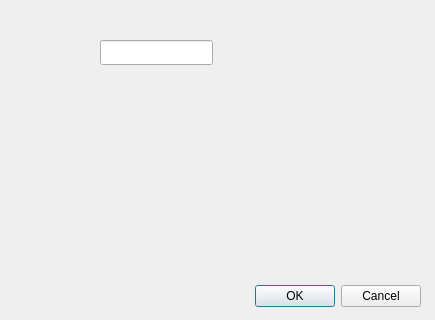
Qt form ui/config.ui (ihewitt/poolviewer) before a commit.
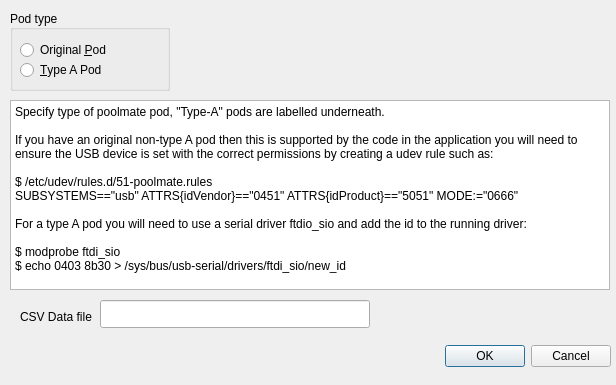
The same form after that commit.

Commit message: Add config to enable switching pod types.

The edit to the form file:
```diff
--- a/ui/config.ui
+++ b/ui/config.ui
@@ -6,8 +6,8 @@
    <rect>
     <x>0</x>
     <y>0</y>
-    <width>435</width>
-    <height>320</height>
+    <width>616</width>
+    <height>385</height>
    </rect>
   </property>
   <property name="windowTitle">
@@ -16,8 +16,8 @@
   <widget class="QDialogButtonBox" name="buttonBox">
    <property name="geometry">
     <rect>
-     <x>80</x>
-     <y>280</y>
+     <x>270</x>
+     <y>340</y>
      <width>341</width>
      <height>32</height>
     </rect>
@@ -29,14 +29,102 @@
     <set>QDialogButtonBox::Cancel|QDialogButtonBox::Ok</set>
    </property>
   </widget>
-  <widget class="QLineEdit" name="lineEdit">
+  <widget class="QGroupBox" name="groupBox">
+   <property name="geometry">
+    <rect>
+     <x>10</x>
+     <y>10</y>
+     <width>160</width>
+     <height>81</height>
+    </rect>
+   </property>
+   <property name="toolTip">
+    <string>&lt;html&gt;&lt;head/&gt;&lt;body&gt;&lt;p&gt;Swimovate poolmate pod type.&lt;/p&gt;&lt;p&gt;Type A pods have a &amp;quot;Type A&amp;quot; sticker underneath.&lt;/p&gt;&lt;/body&gt;&lt;/html&gt;</string>
+   </property>
+   <property name="title">
+    <string>Pod type</string>
+   </property>
+   <property name="alignment">
+    <set>Qt::AlignLeading|Qt::AlignLeft|Qt::AlignVCenter</set>
+   </property>
+   <widget class="QRadioButton" name="podOriginal">
+    <property name="geometry">
+     <rect>
+      <x>10</x>
+      <y>30</y>
+      <width>100</width>
+      <height>20</height>
+     </rect>
+    </property>
+    <property name="text">
+     <string>Original &amp;Pod</string>
+    </property>
+   </widget>
+   <widget class="QRadioButton" name="podTypeA">
+    <property name="geometry">
+     <rect>
+      <x>10</x>
+      <y>50</y>
+      <width>100</width>
+      <height>20</height>
+     </rect>
+    </property>
+    <property name="text">
+     <string>&amp;Type A Pod</string>
+    </property>
+   </widget>
+  </widget>
+  <widget class="QLabel" name="label">
+   <property name="geometry">
+    <rect>
+     <x>20</x>
+     <y>310</y>
+     <width>80</width>
+     <height>14</height>
+    </rect>
+   </property>
+   <property name="text">
+    <string>CSV Data file</string>
+   </property>
+  </widget>
+  <widget class="QLineEdit" name="dataFile">
    <property name="geometry">
     <rect>
      <x>100</x>
-     <y>40</y>
-     <width>113</width>
-     <height>25</height>
+     <y>300</y>
+     <width>270</width>
+     <height>28</height>
     </rect>
+   </property>
+   <property name="toolTip">
+    <string>&lt;html&gt;&lt;head/&gt;&lt;body&gt;&lt;p&gt;Location of csv datafile.&lt;/p&gt;&lt;/body&gt;&lt;/html&gt;</string>
+   </property>
+  </widget>
+  <widget class="QTextBrowser" name="textBrowser">
+   <property name="geometry">
+    <rect>
+     <x>10</x>
+     <y>100</y>
+     <width>600</width>
+     <height>190</height>
+    </rect>
+   </property>
+   <property name="html">
+    <string>&lt;!DOCTYPE HTML PUBLIC &quot;-//W3C//DTD HTML 4.0//EN&quot; &quot;http://www.w3.org/TR/REC-html40/strict.dtd&quot;&gt;
+&lt;html&gt;&lt;head&gt;&lt;meta name=&quot;qrichtext&quot; content=&quot;1&quot; /&gt;&lt;style type=&quot;text/css&quot;&gt;
+p, li { white-space: pre-wrap; }
+&lt;/style&gt;&lt;/head&gt;&lt;body style=&quot; font-family:'Arial'; font-size:9pt; font-weight:400; font-style:normal;&quot;&gt;
+&lt;p style=&quot; margin-top:0px; margin-bottom:0px; margin-left:0px; margin-right:0px; -qt-block-indent:0; text-indent:0px;&quot;&gt;Specify type of poolmate pod, &amp;quot;Type-A&amp;quot; pods are labelled underneath.&lt;/p&gt;
+&lt;p style=&quot;-qt-paragraph-type:empty; margin-top:0px; margin-bottom:0px; margin-left:0px; margin-right:0px; -qt-block-indent:0; text-indent:0px;&quot;&gt;&lt;br /&gt;&lt;/p&gt;
+&lt;p style=&quot; margin-top:0px; margin-bottom:0px; margin-left:0px; margin-right:0px; -qt-block-indent:0; text-indent:0px;&quot;&gt;If you have an original non-type A pod then this is supported by the code in the application you will need to ensure the USB device is set with the correct permissions by creating a udev rule such as:&lt;/p&gt;
+&lt;p style=&quot;-qt-paragraph-type:empty; margin-top:0px; margin-bottom:0px; margin-left:0px; margin-right:0px; -qt-block-indent:0; text-indent:0px;&quot;&gt;&lt;br /&gt;&lt;/p&gt;
+&lt;p style=&quot; margin-top:0px; margin-bottom:0px; margin-left:0px; margin-right:0px; -qt-block-indent:0; text-indent:0px;&quot;&gt;$ /etc/udev/rules.d/51-poolmate.rules&lt;/p&gt;
+&lt;p style=&quot; margin-top:0px; margin-bottom:0px; margin-left:0px; margin-right:0px; -qt-block-indent:0; text-indent:0px;&quot;&gt;SUBSYSTEMS==&amp;quot;usb&amp;quot; ATTRS{idVendor}==&amp;quot;0451&amp;quot; ATTRS{idProduct}==&amp;quot;5051&amp;quot; MODE:=&amp;quot;0666&amp;quot;&lt;/p&gt;
+&lt;p style=&quot;-qt-paragraph-type:empty; margin-top:0px; margin-bottom:0px; margin-left:0px; margin-right:0px; -qt-block-indent:0; text-indent:0px;&quot;&gt;&lt;br /&gt;&lt;/p&gt;
+&lt;p style=&quot; margin-top:0px; margin-bottom:0px; margin-left:0px; margin-right:0px; -qt-block-indent:0; text-indent:0px;&quot;&gt;For a type A pod you will need to use a serial driver ftdio_sio and add the id to the running driver:&lt;/p&gt;
+&lt;p style=&quot;-qt-paragraph-type:empty; margin-top:0px; margin-bottom:0px; margin-left:0px; margin-right:0px; -qt-block-indent:0; text-indent:0px;&quot;&gt;&lt;br /&gt;&lt;/p&gt;
+&lt;p style=&quot; margin-top:0px; margin-bottom:0px; margin-left:0px; margin-right:0px; -qt-block-indent:0; text-indent:0px;&quot;&gt;$ modprobe ftdi_sio&lt;/p&gt;
+&lt;p style=&quot; margin-top:0px; margin-bottom:0px; margin-left:0px; margin-right:0px; -qt-block-indent:0; text-indent:0px;&quot;&gt;$ echo 0403 8b30 &amp;gt; /sys/bus/usb-serial/drivers/ftdi_sio/new_id&lt;/p&gt;&lt;/body&gt;&lt;/html&gt;</string>
    </property>
   </widget>
  </widget>
```
Left out of the diff: 14 changed lines with no effect on the pictures. The commit also changes 13 other files.
